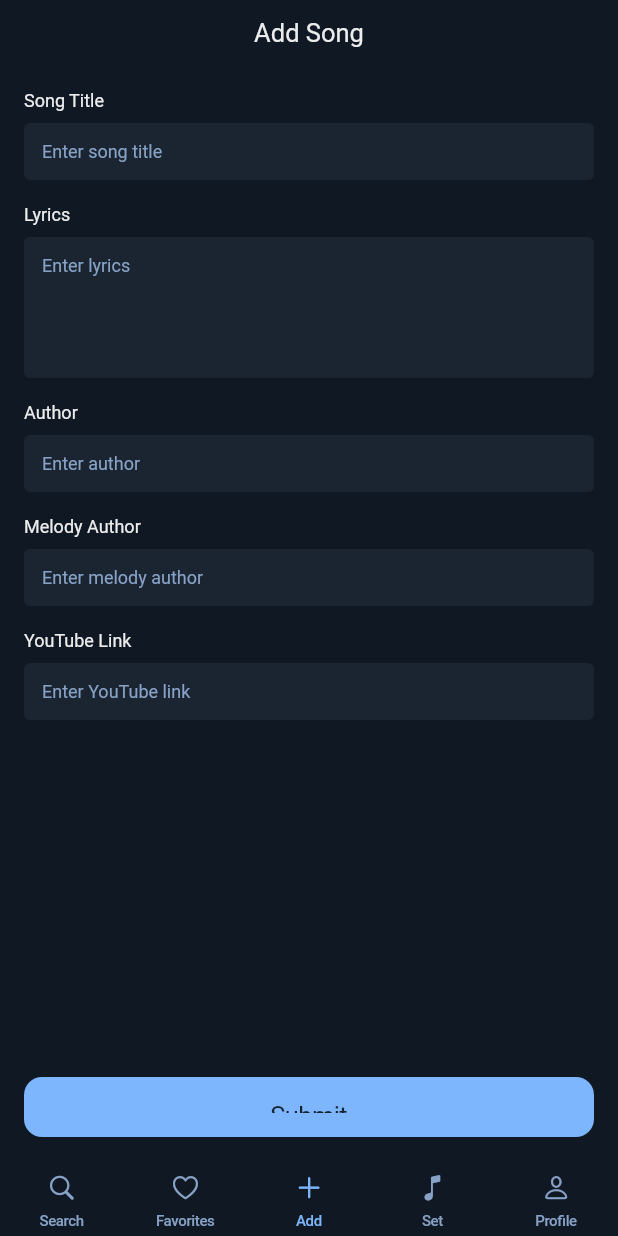
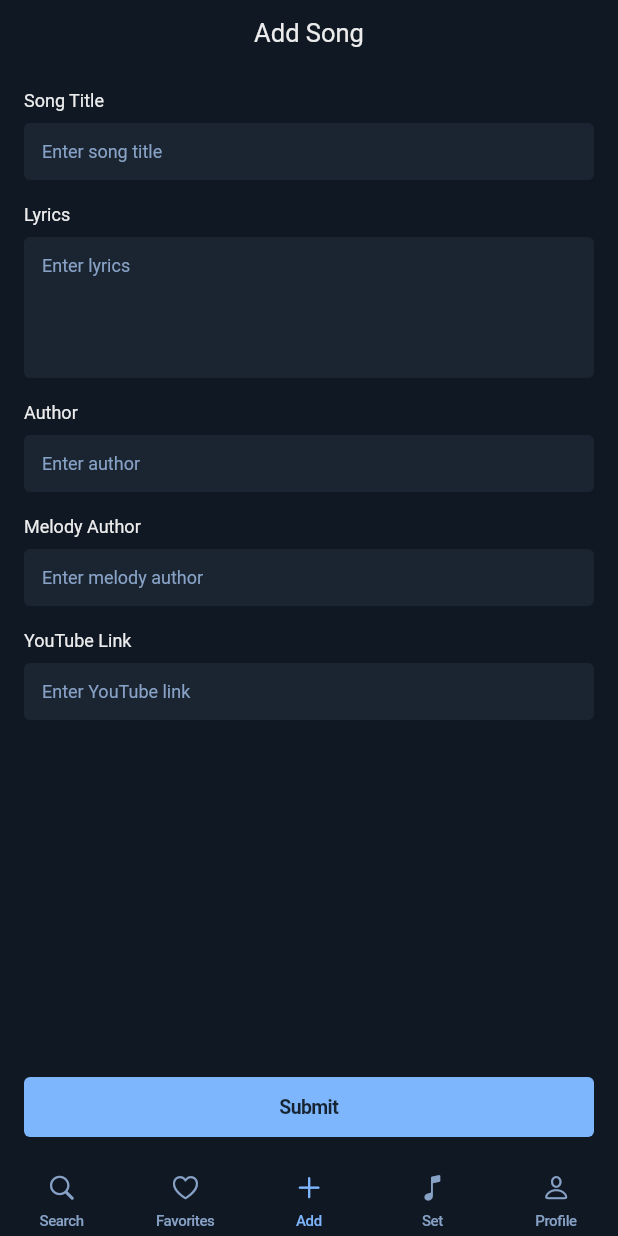
Before and after one commit to margusoe/unitedwoship, a Flutter app: the screen it shows after launch, item 3 of the bottom bar chosen, on a phone screen of 412 x 824 dp. Run offline on Flutter 3.47's test engine with Material 3 defaults, Android fonts, the phone set to English and light mode, and no system bars; our stand-ins replace get_it, shared_preferences, sqflite; accounts and stored records are empty.

Commit message:
Fixed the Button

```diff
--- a/lib/screens/add/add_screen.dart
+++ b/lib/screens/add/add_screen.dart
@@ -105,11 +105,24 @@ class _AddScreenState extends State<AddScreen> {
               padding: const EdgeInsets.fromLTRB(16.0, 16.0, 16.0, 16.0),
               child: SizedBox(
                 width: double.infinity,
-                height: 40,
+                height: 40, // Explicitly set height to 40px
                 child: CupertinoButton(
+                  padding:
+                      EdgeInsets.zero, // Remove default padding to fit height
                   color: AppTheme.primaryColor,
-                  child: const Text('Submit',
-                      style: TextStyle(color: AppTheme.onPrimaryColor)),
+                  borderRadius: BorderRadius.circular(4),
+                  child: const FittedBox(
+                    fit: BoxFit.scaleDown,
+                    child: Text(
+                      'Submit',
+                      style: TextStyle(
+                          color: AppTheme.onPrimaryColor,
+                          fontSize: 13,
+                          fontWeight: FontWeight.w600),
+                      maxLines: 1,
+                      overflow: TextOverflow.ellipsis,
+                    ),
+                  ),
                   onPressed: () {
                     // TODO: Implement submit functionality
                   },
```
